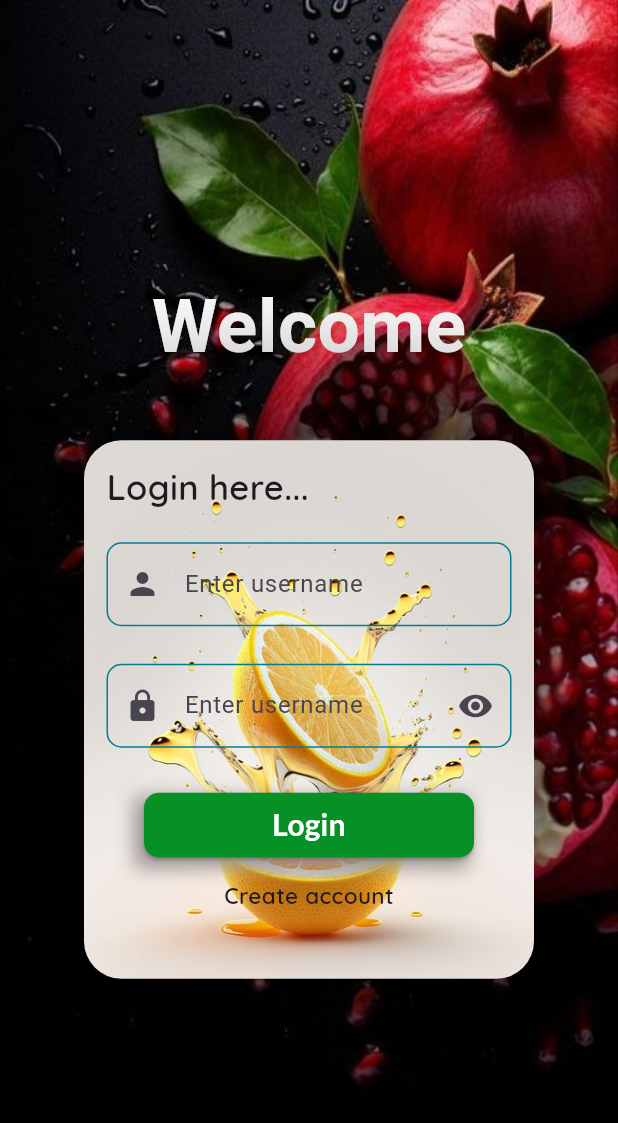
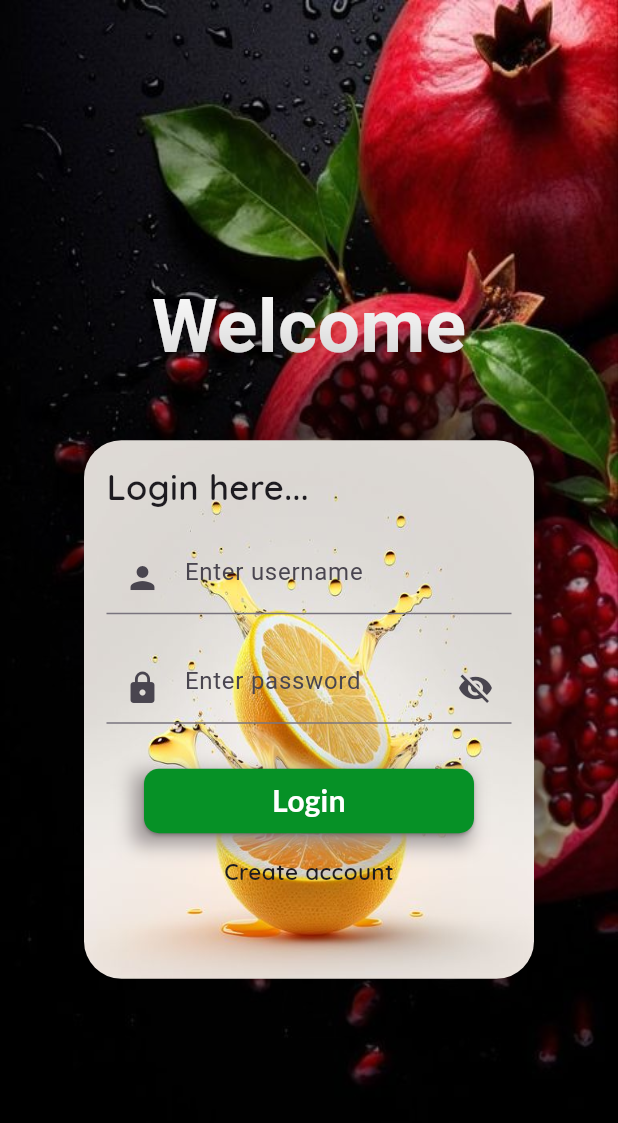
Before and after one commit to flutterrushikesh/group-projects-flutter, a Flutter app: the screen it shows after launch, after a tap on "Login", on a phone screen of 412 x 824 dp. Shown: the top 1123 px of the screen. Run offline on Flutter 3.47's test engine with Material 3 defaults, Android fonts, the light colour scheme and no system bars; our stand-ins replace google_fonts, sqflite; accounts and stored records are empty.

Commit message:
password visibility

```diff
--- a/farm/lib/login.dart
+++ b/farm/lib/login.dart
@@ -1,5 +1,6 @@
 import 'package:farm/logindatabase.dart';
 import 'package:flutter/material.dart';
+import 'package:flutter/widgets.dart';
 import 'package:google_fonts/google_fonts.dart';
 import 'home.dart';
 import 'loginmodel.dart';
@@ -40,6 +41,23 @@ class _LoginScreenState extends State {
           ),
         );
       }
+    }
+  }
+
+  bool isShowPass = false;
+  Icon isTogglePass() {
+    if (isShowPass == true) {
+      return const Icon(Icons.visibility);
+    } else {
+      return const Icon(Icons.visibility_off);
+    }
+  }
+
+  bool hideText() {
+    if (isShowPass == true) {
+      return false;
+    } else {
+      return true;
     }
   }
 
@@ -125,26 +143,8 @@ class _LoginScreenState extends State {
                     TextFormField(
                         controller: usernameController,
                         decoration: const InputDecoration(
-                          label: Text("Enter username"),
+                          hintText: "Enter username",
                           prefixIcon: Icon(Icons.person),
-                          enabledBorder: OutlineInputBorder(
-                            borderRadius: BorderRadius.all(
-                              Radius.circular(10),
-                            ),
-                            borderSide: BorderSide(
-                              color: Color.fromARGB(255, 6, 124, 145),
-                            ),
-                          ),
-                          focusedBorder: OutlineInputBorder(
-                            borderRadius: BorderRadius.all(
-                              Radius.circular(
-                                10,
-                              ),
-                            ),
-                            borderSide: BorderSide(
-                              color: Colors.red,
-                            ),
-                          ),
                         ),
                         validator: (value) {
                           if (value == null || value.isEmpty) {
@@ -158,27 +158,19 @@ class _LoginScreenState extends State {
                     ),
                     TextFormField(
                       controller: passwordController,
-                      decoration: const InputDecoration(
-                        label: Text("Enter username"),
-                        prefixIcon: Icon(Icons.lock),
-                        suffixIcon: Icon(Icons.remove_red_eye),
-                        enabledBorder: OutlineInputBorder(
-                          borderRadius: BorderRadius.all(
-                            Radius.circular(10),
-                          ),
-                          borderSide: BorderSide(
-                              color: Color.fromARGB(255, 6, 124, 145)),
+                      obscureText: hideText(),
+                      obscuringCharacter: "*",
+                      decoration: InputDecoration(
+                        suffixIcon: GestureDetector(
+                          onTap: () {
+                            setState(() {
+                              isShowPass = !isShowPass;
+                            });
+                          },
+                          child: isTogglePass(),
                         ),
-                        focusedBorder: OutlineInputBorder(
-                          borderRadius: BorderRadius.all(
-                            Radius.circular(
-                              10,
-                            ),
-                          ),
-                          borderSide: BorderSide(
-                            color: Colors.red,
-                          ),
-                        ),
+                        hintText: "Enter password",
+                        prefixIcon: const Icon(Icons.lock),
                       ),
                       textInputAction: TextInputAction.done,
                       validator: (value) {
@@ -281,19 +273,6 @@ class _LoginScreenState extends State {
               // opacity: 0.3,
               fit: BoxFit.fill,
             ),
-            // color: Color.fromARGB(255, 52, 146, 63),
-            // gradient: LinearGradient(
-            //   colors: [
-            //     Color.fromARGB(255, 39, 150, 43),
-            //     Color.fromARGB(255, 137, 221, 157),
-            //   ],
-            //   begin: Alignment.bottomRight,
-            //   end: Alignment.topLeft,
-            // ),
-            // borderRadius: BorderRadius.only(
-            //   bottomLeft: Radius.circular(500),
-            //   // bottomRight: Radius.circular(150),
-            // ),
           ),
           child: Column(
             mainAxisAlignment: MainAxisAlignment.center,
@@ -310,7 +289,7 @@ class _LoginScreenState extends State {
                 height: 5,
               ),
               Text(
-                "Info. of dail foods",
+                "Info. of daily foods",
                 style: GoogleFonts.lato(
                   fontSize: 25,
                   fontWeight: FontWeight.w700,
@@ -406,11 +385,18 @@ class _LoginScreenState extends State {
                     TextFormField(
                       controller: passwordController,
                       autofocus: false,
-                      obscureText: true,
+                      obscureText: hideText(),
                       obscuringCharacter: "*",
-                      decoration: const InputDecoration(
-                        prefixIcon: Icon(Icons.lock),
-                        suffixIcon: Icon(Icons.remove_red_eye),
+                      decoration: InputDecoration(
+                        prefixIcon: const Icon(Icons.lock),
+                        suffixIcon: GestureDetector(
+                          onTap: () {
+                            setState(() {
+                              isShowPass = !isShowPass;
+                            });
+                          },
+                          child: isTogglePass(),
+                        ),
                         hintText: "Enter password",
                       ),
                       keyboardType: TextInputType.emailAddress,
```
